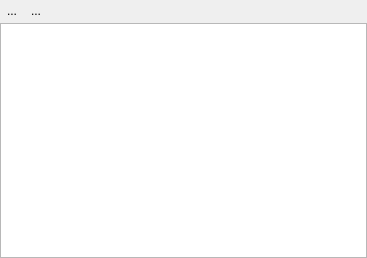
Above: enmapbox/gui/ui/dockpanel.ui from jakimowb/enmapbox_testmigration2 before the change. Below: the same form after it.
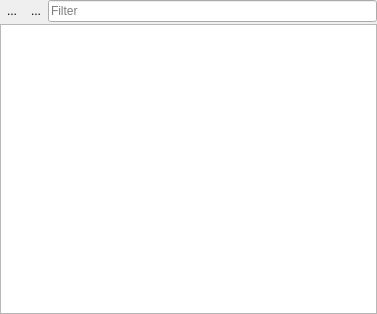
That is the form after the change. Icons and pictures are not drawn. Custom widgets are drawn as their Qt base class.

Commit message: added text filter to data view panel

The edit to the form file:
```diff
--- a/enmapbox/gui/ui/dockpanel.ui
+++ b/enmapbox/gui/ui/dockpanel.ui
@@ -6,8 +6,8 @@
    <rect>
     <x>0</x>
     <y>0</y>
-    <width>367</width>
-    <height>258</height>
+    <width>377</width>
+    <height>314</height>
    </rect>
   </property>
   <property name="windowTitle">
@@ -72,6 +72,22 @@
         </property>
        </widget>
       </item>
+      <item>
+       <widget class="QgsFilterLineEdit" name="tbFilterText">
+        <property name="sizePolicy">
+         <sizepolicy hsizetype="Expanding" vsizetype="Fixed">
+          <horstretch>1</horstretch>
+          <verstretch>0</verstretch>
+         </sizepolicy>
+        </property>
+        <property name="placeholderText">
+         <string>Filter</string>
+        </property>
+        <property name="qgisRelation" stdset="0">
+         <string notr="true"/>
+        </property>
+       </widget>
+      </item>
       <item>
        <spacer name="horizontalSpacer">
         <property name="orientation">
@@ -79,7 +95,7 @@
         </property>
         <property name="sizeHint" stdset="0">
          <size>
-          <width>40</width>
+          <width>0</width>
           <height>20</height>
          </size>
         </property>
@@ -137,6 +153,11 @@
   </action>
  </widget>
  <customwidgets>
+  <customwidget>
+   <class>QgsFilterLineEdit</class>
+   <extends>QLineEdit</extends>
+   <header>qgsfilterlineedit.h</header>
+  </customwidget>
   <customwidget>
    <class>DockTreeView</class>
    <extends>QTreeView</extends>
```
The commit also changes 2 other files.
